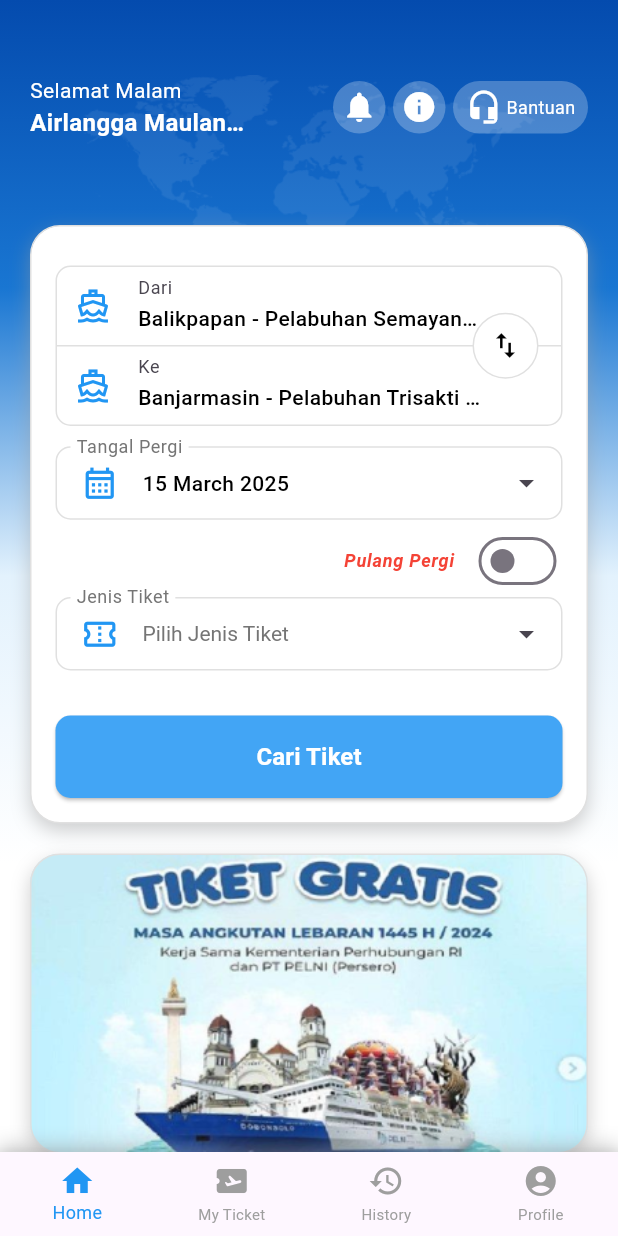
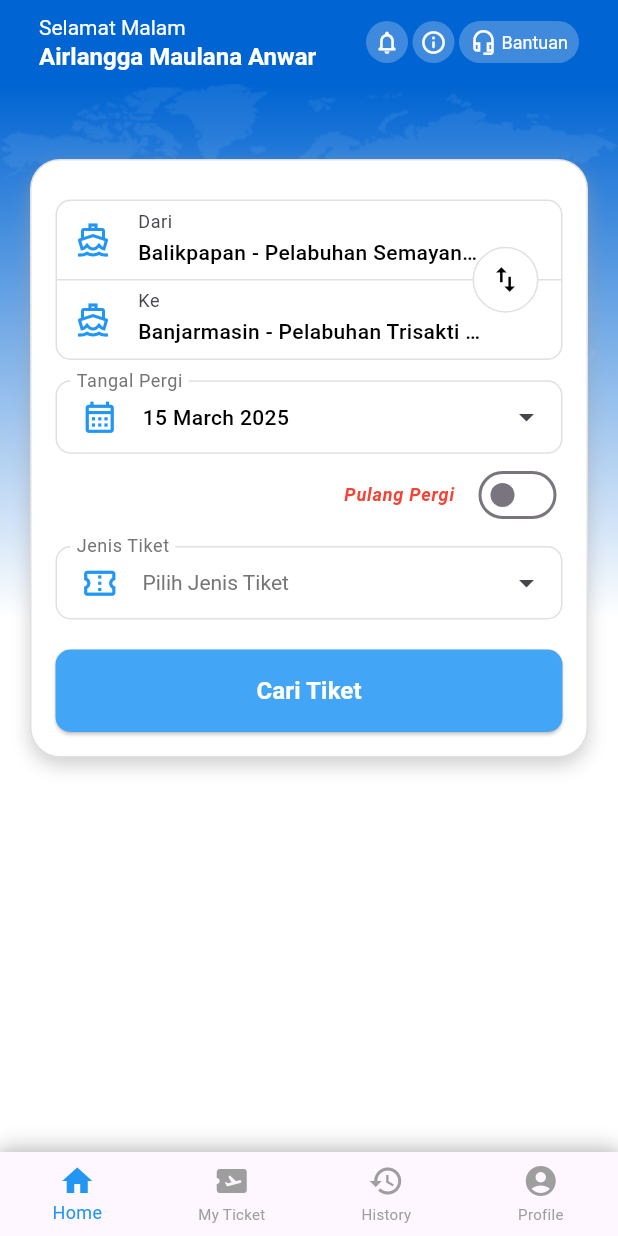
Before and after one commit to Angga21104050/eval-dlu-ferry, a Flutter app: the screen it shows after launch, on a phone screen of 412 x 824 dp. Run offline on Flutter 3.47's test engine with Material 3 defaults, Android fonts, the phone set to English and light mode, and no system bars; our stand-ins replace get, table_calendar.

Commit message:
update: home view

```diff
--- a/lib/app/modules/home/components/app_bar.dart
+++ /dev/null
@@ -1,125 +0,0 @@
-import 'package:flutter/material.dart';
-
-class CustomAppBar extends StatelessWidget {
-  final String greeting;
-  final String userName;
-
-  const CustomAppBar({
-    super.key,
-    required this.greeting,
-    required this.userName,
-  });
-
-  @override
-  Widget build(BuildContext context) {
-    return Container(
-      height: 150,
-      decoration: const BoxDecoration(
-        color: Color.fromARGB(0, 255, 255, 255),
-      ),
-      child: Stack(
-        children: [
-          Transform.translate(
-            offset: const Offset(0, 50),
-            child: Container(
-              decoration: const BoxDecoration(
-                image: DecorationImage(
-                  image: AssetImage('assets/img/map-global.png'),
-                  fit: BoxFit.contain,
-                  alignment: Alignment.topCenter,
-                ),
-              ),
-            ),
-          ),
-          Column(
-            crossAxisAlignment: CrossAxisAlignment.start,
-            children: [
-              Padding(
-                padding: const EdgeInsets.only(
-                  top: 50,
-                  left: 20,
-                  right: 20,
-                ),
-                child: Row(
-                  mainAxisAlignment: MainAxisAlignment.spaceBetween,
-                  children: [
-                    SizedBox(
-                      width: 150,
-                      child: Column(
-                        crossAxisAlignment: CrossAxisAlignment.start,
-                        children: [
-                          Text(
-                            greeting,
-                            style: const TextStyle(
-                              color: Colors.white,
-                              fontSize: 14,
-                            ),
-                          ),
-                          Text(
-                            userName,
-                            style: const TextStyle(
-                              color: Colors.white,
-                              fontSize: 16,
-                              fontWeight: FontWeight.bold,
-                            ),
-                            maxLines: 1,
-                            overflow: TextOverflow.ellipsis,
-                          ),
-                        ],
-                      ),
-                    ),
-                    Row(
-                      children: [
-                        _buildIconButton(Icons.notifications),
-                        const SizedBox(width: 5),
-                        _buildIconButton(Icons.info),
-                        const SizedBox(width: 5),
-                        _buildHelpButton(),
-                      ],
-                    ),
-                  ],
-                ),
-              ),
-            ],
-          ),
-        ],
-      ),
-    );
-  }
-
-  Widget _buildIconButton(IconData icon) {
-    return Container(
-      height: 35,
-      width: 35,
-      decoration: BoxDecoration(
-        color: const Color.fromARGB(63, 255, 255, 255),
-        borderRadius: BorderRadius.circular(35),
-      ),
-      child: Center(
-        child: Icon(icon, color: Colors.white),
-      ),
-    );
-  }
-
-  Widget _buildHelpButton() {
-    return Container(
-      height: 35,
-      width: 90,
-      decoration: BoxDecoration(
-        color: const Color.fromARGB(63, 255, 255, 255),
-        borderRadius: BorderRadius.circular(35),
-      ),
-      child: Row(
-        mainAxisAlignment: MainAxisAlignment.center,
-        children: const [
-          Icon(Icons.headset_mic, color: Colors.white),
-          SizedBox(width: 3),
-          Text(
-            'Bantuan',
-            style: TextStyle(color: Colors.white, fontSize: 12),
-          ),
-        ],
-      ),
-    );
-  }
-}
--- /dev/null
+++ b/lib/app/modules/home/components/custom_app_bar.dart
@@ -0,0 +1,91 @@
+import 'package:flutter/material.dart';
+
+class CustomAppBar extends StatelessWidget implements PreferredSizeWidget {
+  final String greeting;
+  final String username;
+
+  const CustomAppBar({
+    Key? key,
+    required this.greeting,
+    required this.username,
+  }) : super(key: key);
+
+  @override
+  Widget build(BuildContext context) {
+    return AppBar(
+      backgroundColor: const Color(0xFF0064D2),
+      elevation: 0,
+      title: Padding(
+        padding: const EdgeInsets.symmetric(horizontal: 10),
+        child: Row(
+          children: [
+            Expanded(
+              child: Column(
+                crossAxisAlignment: CrossAxisAlignment.start,
+                children: [
+                  Text(
+                    greeting,
+                    style: const TextStyle(fontSize: 14, color: Colors.white),
+                    overflow: TextOverflow.ellipsis,
+                  ),
+                  Text(
+                    username,
+                    style: const TextStyle(
+                      fontSize: 16,
+                      fontWeight: FontWeight.bold,
+                      color: Colors.white,
+                    ),
+                    overflow: TextOverflow.ellipsis,
+                  ),
+                ],
+              ),
+            ),
+            Row(
+              children: [
+                _buildIconButton(Icons.notifications_none_rounded),
+                const SizedBox(width: 3),
+                _buildIconButton(Icons.info_outline_rounded),
+                const SizedBox(width: 3),
+                _buildHelpButton(),
+              ],
+            ),
+          ],
+        ),
+      ),
+    );
+  }
+
+  Widget _buildIconButton(IconData icon) {
+    return Container(
+      height: 28,
+      width: 28,
+      decoration: BoxDecoration(
+        color: const Color.fromARGB(63, 255, 255, 255),
+        borderRadius: BorderRadius.circular(28),
+      ),
+      child: Center(child: Icon(icon, color: Colors.white, size: 18)),
+    );
+  }
+
+  Widget _buildHelpButton() {
+    return Container(
+      height: 28,
+      width: 80,
+      decoration: BoxDecoration(
+        color: const Color.fromARGB(63, 255, 255, 255),
+        borderRadius: BorderRadius.circular(28),
+      ),
+      child: Row(
+        mainAxisAlignment: MainAxisAlignment.center,
+        children: const [
+          Icon(Icons.headset_mic_outlined, color: Colors.white, size: 18),
+          SizedBox(width: 3),
+          Text('Bantuan', style: TextStyle(color: Colors.white, fontSize: 12)),
+        ],
+      ),
+    );
+  }
+
+  @override
+  Size get preferredSize => const Size.fromHeight(56);
+}
--- a/lib/app/modules/home/components/ticket_type.dart
+++ b/lib/app/modules/home/components/ticket_type.dart
@@ -146,7 +146,7 @@ class _TicketTypeState extends State<TicketType> {
   @override
   Widget build(BuildContext context) {
     return Container(
-      margin: EdgeInsets.only(top: 0, bottom: 10),
+      margin: EdgeInsets.only(top: 10, bottom: 0),
       child: InkWell(
         onTap: () => _showMultiSelectDialog(context),
         child: InputDecorator(
--- a/lib/app/modules/home/views/home_view.dart
+++ b/lib/app/modules/home/views/home_view.dart
@@ -1,7 +1,7 @@
 import 'package:flutter/material.dart';
 import 'package:get/get.dart';
 import '../controllers/home_controller.dart';
-import '../components/app_bar.dart';
+import '../components/custom_app_bar.dart';
 import 'input_form_ticket.dart';
 import '../components/navigation_bar.dart' as custom;
 
@@ -11,70 +11,36 @@ class HomeView extends GetView<HomeController> {
   @override
   Widget build(BuildContext context) {
     return Scaffold(
-      body: Container(
+      appBar: const CustomAppBar(
+        greeting: 'Selamat Malam',
+        username: 'Airlangga Maulana Anwar',
+      ),
+      body: Stack(
+        children: [
+          // Background dengan gambar
+          Container(
+            width: double.infinity,
             decoration: BoxDecoration(
               gradient: LinearGradient(
                 begin: Alignment.topCenter,
                 end: Alignment.bottomCenter,
-            colors: [
-              const Color.fromARGB(255, 4, 75, 174),
-              Colors.blue.shade700,
-              Colors.blue.shade50,
-              Colors.white,
-              Colors.white,
-            ],
+                colors: [const Color(0xFF0064D2), Colors.white, Colors.white],
               ),
-        ),
-        child: SingleChildScrollView(
-          child: Container(
-            // Tambahkan Container untuk memastikan background full
-            width: double.infinity,
-            constraints: BoxConstraints(
-              minHeight:
-                  MediaQuery.of(
-                    context,
-                  ).size.height, // Pastikan tinggi sesuai layar
-            ),
-            child: Padding(
-              padding: EdgeInsets.only(top: 0),
-              child: Column(
-                children: [
-                  // container 1 AppBar
-                  CustomAppBar(
-                    greeting: "Selamat Malam",
-                    userName: "Airlangga Maulana Anwar",
-                  ),
-                  // container 2 form ticket
-                  InputFormTicket(),
-                  // container iklan
-                  Container(
-                    height: 200,
-                    margin: EdgeInsets.only(left: 20, right: 20, bottom: 20),
-                    decoration: BoxDecoration(
-                      color: const Color.fromARGB(255, 255, 255, 255),
-                      borderRadius: BorderRadius.circular(20),
-                      border: Border.all(color: Colors.grey.shade300, width: 1),
               image: DecorationImage(
-                        image: AssetImage('assets/img/iklan_2.png'),
-                        fit: BoxFit.cover,
+                image: AssetImage("assets/img/map-global.png"),
                 alignment: Alignment.topCenter,
-                      ),
-                      boxShadow: [
-                        BoxShadow(
-                          color: Colors.grey.withOpacity(0.5),
-                          offset: Offset(0, 5),
-                          blurRadius: 10,
-                          spreadRadius: 0,
-                        ),
-                      ],
-                    ),
-                  ),
-                ],
+                fit: BoxFit.contain,
               ),
             ),
           ),
+          // Form di atas gambar
+          Positioned(
+            top: -250, // Sesuaikan tinggi sesuai kebutuhan
+            left: 0,
+            right: 0,
+            child: SingleChildScrollView(child: InputFormTicket()),
           ),
-        // memanggil widget NavigationBar
+        ],
       ),
       bottomNavigationBar: custom.NavigationBar(),
     );
--- a/lib/app/modules/home/views/input_form_ticket.dart
+++ b/lib/app/modules/home/views/input_form_ticket.dart
@@ -30,7 +30,7 @@ class _InputFormTicketState extends State<InputFormTicket> {
   @override
   Widget build(BuildContext context) {
     return Container(
-      margin: EdgeInsets.only(left: 20, right: 20, bottom: 20),
+      margin: EdgeInsets.only(left: 20, right: 20, top: 300, bottom: 20),
       decoration: BoxDecoration(
         color: const Color.fromARGB(255, 255, 255, 255),
         borderRadius: BorderRadius.circular(20),
```
Also changed, not shown: lib/app/modules/home/views/.dart (deleted, +0 -283 lines). Lines whose indentation alone changed are shown as unchanged.
